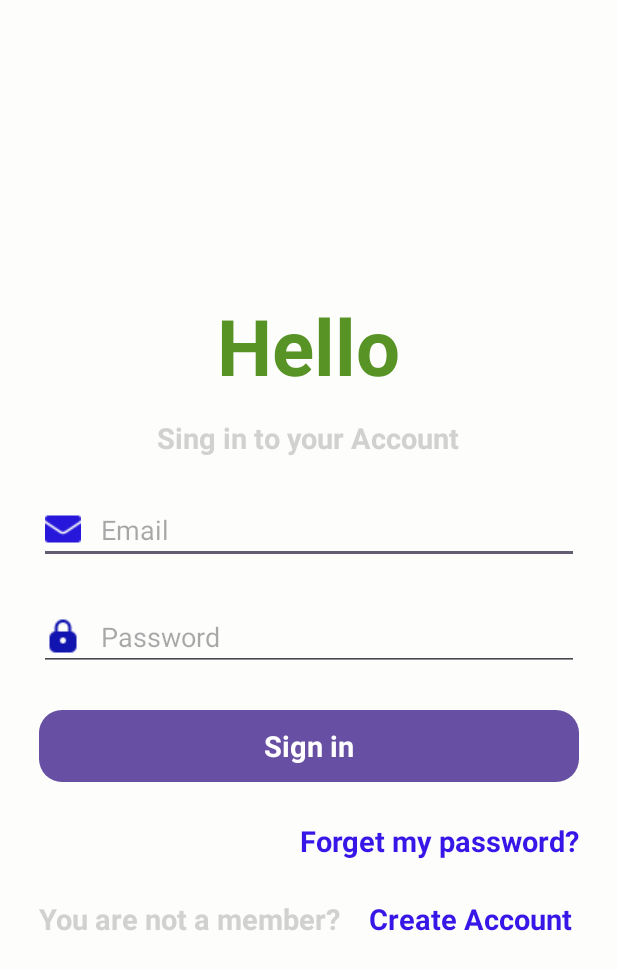
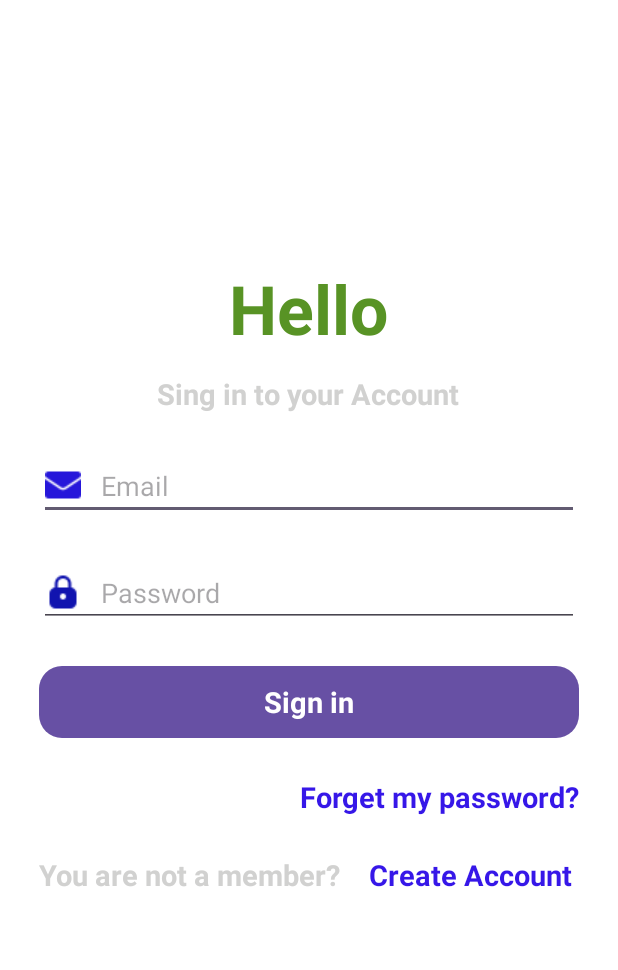
Before and after one commit to patelsarkar8799/internship, an Android app: the screen it shows after launch (MainActivity), on a phone screen of 412 x 824 dp. Shown: the top 970 px of the screen. Run offline under Robolectric (Android 15) with nearby library versions, the light colour scheme and no system bars; our stand-ins replace sdp/ssp sizes; Roboto replaces fonts that are not available here.

Commit message:
Initial Commit

```diff
--- a/app/src/main/java/com/harsh/internship/MainActivity.java
+++ b/app/src/main/java/com/harsh/internship/MainActivity.java
@@ -1,6 +1,10 @@
 package com.harsh.internship;
 
 import android.os.Bundle;
+import android.view.View;
+import android.widget.Button;
+import android.widget.EditText;
+import android.widget.Toast;
 
 import androidx.activity.EdgeToEdge;
 import androidx.appcompat.app.AppCompatActivity;
@@ -8,7 +12,13 @@ import androidx.core.graphics.Insets;
 import androidx.core.view.ViewCompat;
 import androidx.core.view.WindowInsetsCompat;
 
+import com.google.android.material.snackbar.Snackbar;
+
 public class MainActivity extends AppCompatActivity {
+
+    Button signin;
+    EditText email;
+    EditText password;
 
     @Override
     protected void onCreate(Bundle savedInstanceState) {
@@ -20,5 +30,28 @@ public class MainActivity extends AppCompatActivity {
             v.setPadding(systemBars.left, systemBars.top, systemBars.right, systemBars.bottom);
             return insets;
         });
+
+        signin = findViewById(R.id.main_singin);
+        email = findViewById(R.id.main_email);
+        password =findViewById(R.id.main_password);
+
+        signin.setOnClickListener(new View.OnClickListener() {
+            @Override
+            public void onClick(View v) {
+                if (email.getText().toString().trim().equals("")){
+                    email.setError("Email required");
+                } else if (email.getText().toString().trim().matches("abc@gamil.com")) {
+                    email.setError("'abc@gamil.com' format required");
+                } else if (password.getText().toString().trim().equals("")){
+                    password.setError("Password required");
+                } else if (password.getText().toString().trim().length()<6) {
+                    password.setError("Min 6 character required in password");
+                } else{
+//                    System.out.println("login Successfully");
+                    Toast.makeText(MainActivity.this, "Login Successfully",Toast.LENGTH_SHORT).show();
+                    Snackbar.make(v,"Login Successfully",Snackbar.LENGTH_SHORT).show();
+                }
+            }
+        });
     }
 }
--- a/app/src/main/res/layout/activity_main.xml
+++ b/app/src/main/res/layout/activity_main.xml
@@ -6,14 +6,13 @@
     android:layout_width="match_parent"
     android:layout_height="match_parent"
     android:orientation="vertical"
-    android:background="#FDFDFC"
     tools:context=".MainActivity">
 
     <TextView
-        android:layout_marginTop="@dimen/_150sdp"
+        android:layout_marginTop="@dimen/_135sdp"
         android:layout_gravity="center"
         android:textStyle="bold"
-        android:textSize="@dimen/_40sdp"
+        android:textSize="@dimen/_35sdp"
         android:textColor="#589325"
         style="@style/text_20"
         android:fontFamily="@font/bree_serif"
@@ -29,6 +28,7 @@
         android:text="@string/sing_in_to_your_account" />
 
     <EditText
+        android:id="@+id/main_email"
         android:drawableStart="@drawable/email"
         android:drawablePadding="@dimen/_10sdp"
         android:layout_width="match_parent"
@@ -39,6 +39,7 @@
         android:hint="@string/email"/>
 
     <EditText
+        android:id="@+id/main_password"
         android:drawableStart="@drawable/password"
         android:drawablePadding="@dimen/_10sdp"
         android:layout_width="match_parent"
@@ -49,6 +50,7 @@
         android:hint="@string/password"/>
 
     <Button
+        android:id="@+id/main_singin"
         android:layout_width="match_parent"
         style="@style/text_20"
         android:background="@drawable/custom_button"
--- a/app/src/main/res/values-night/themes.xml
+++ b/app/src/main/res/values-night/themes.xml
@@ -3,5 +3,16 @@
     <style name="Base.Theme.Internship" parent="Theme.Material3.DayNight.NoActionBar">
         <!-- Customize your dark theme here. -->
         <!-- <item name="colorPrimary">@color/my_dark_primary</item> -->
+        <item name="android:background">@color/black</item>
+    </style>
+    <style name="text_20" parent="Widget.AppCompat.TextView">
+        <item name="android:layout_width">wrap_content</item>
+        <item name="android:layout_height">wrap_content</item>
+        <item name="android:textSize">@dimen/_15sdp</item>
+    </style>
+
+    <style name="gravity_style_bold" parent="Widget.AppCompat.TextView">
+        <item name="android:layout_gravity">center</item>
+        <item name="android:textStyle">bold</item>
     </style>
 </resources>
--- a/app/src/main/res/values/themes.xml
+++ b/app/src/main/res/values/themes.xml
@@ -4,6 +4,7 @@
         <!-- Customize your light theme here. -->
         <!-- <item name="colorPrimary">@color/my_light_primary</item> -->
         <item name="fontFamily">@font/bree_serif</item>
+        <item name="android:background">@color/white</item>
     </style>
 
     <style name="Theme.Internship" parent="Base.Theme.Internship" />
```
